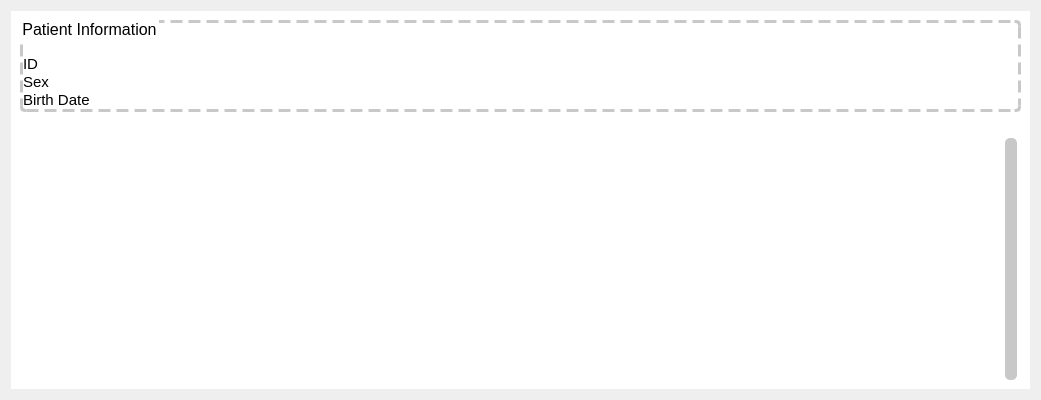
Before: the Qt Designer form Libs/DICOM/Widgets/Resources/UI/ctkDICOMPatientItemWidget.ui in Punzo/CTK, drawn with Qt 5.
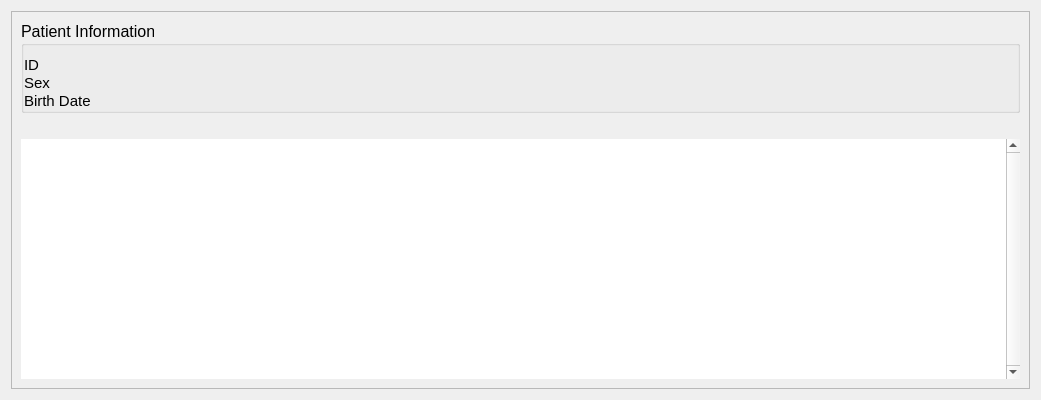
After: the same form once the commit is applied. Custom widgets are drawn as their Qt base class.

Diff of the .ui file:
```diff
--- a/Libs/DICOM/Widgets/Resources/UI/ctkDICOMPatientItemWidget.ui
+++ b/Libs/DICOM/Widgets/Resources/UI/ctkDICOMPatientItemWidget.ui
@@ -23,41 +23,7 @@
       </sizepolicy>
      </property>
      <property name="styleSheet">
-      <string notr="true">.QFrame{
-  background-color : white; 
-  border: none; 
-}
-
-QScrollBar:vertical {             
-        border: none;
-        width: 20px;
-        margin: 0px 0px 0px 0px;
-        background-color: white; 
-    }
-QScrollBar::handle:vertical {
-        min-height: 30px;
-        margin: 0px 4px 0px 4px;
-        width: 10px;
-        border-width: 1px;
-        border-radius: 5px;
-        background-color: rgb(200, 200, 200);
-    }
-QScrollBar::handle:vertical:hover {
-        background-color: rgb(150, 150, 150);
-    }
-QScrollBar::handle:vertical:pressed {
-        background-color: rgb(0, 100, 100);
-    }
-QScrollBar::add-line:vertical {
-        height: 0px;
-        subcontrol-position: bottom;
-        subcontrol-origin: margin;
-    }
-QScrollBar::sub-line:vertical {
-        height: 0 px;
-        subcontrol-position: top;
-        subcontrol-origin: margin;
-    }</string>
+      <string notr="true"/>
      </property>
      <property name="frameShape">
       <enum>QFrame::StyledPanel</enum>
@@ -89,14 +55,7 @@
          </font>
         </property>
         <property name="styleSheet">
-         <string notr="true">QGroupBox {
-border: 3px dashed rgb(200,200,200);
-border-radius: 5px;
-}
-QGroupBox::title {
-subcontrol-origin: margin;
-subcontrol-position: top left;
-}</string>
+         <string notr="true"/>
         </property>
         <property name="title">
          <string>Patient Information</string>
@@ -352,8 +311,8 @@
           <rect>
            <x>0</x>
            <y>0</y>
-           <width>981</width>
-           <height>173</height>
+           <width>982</width>
+           <height>145</height>
           </rect>
          </property>
          <property name="styleSheet">
```
